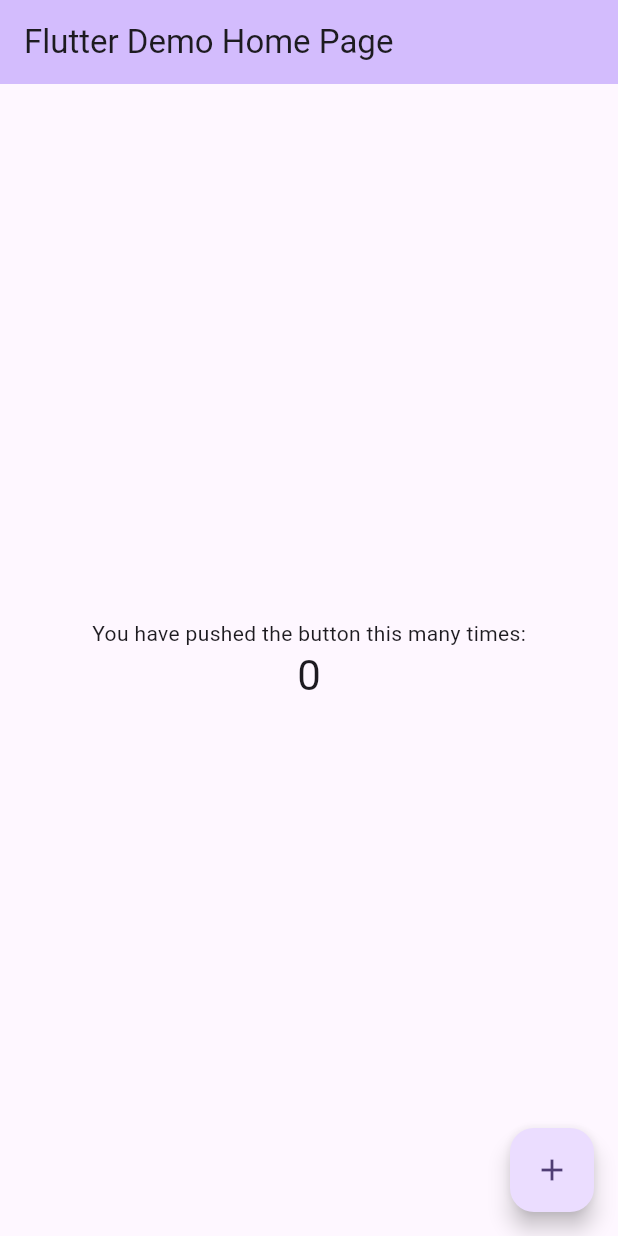
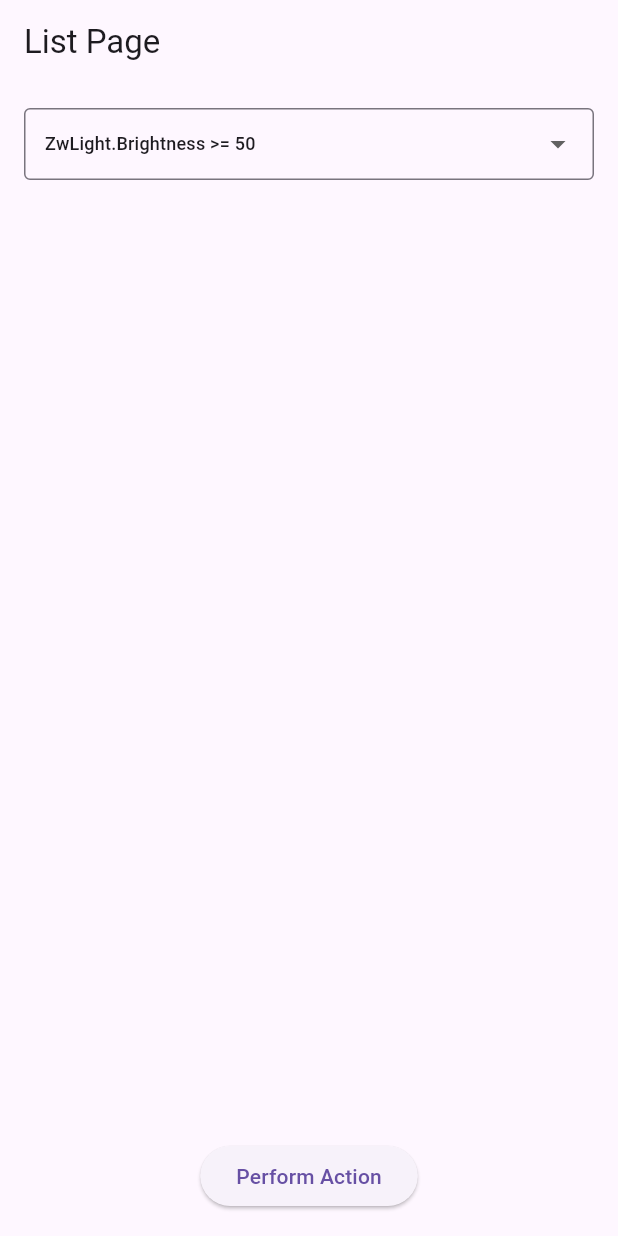
Before and after one commit to mk590901/parser-fsm, a Flutter app: the screen it shows after launch, on a phone screen of 412 x 824 dp. Run offline on Flutter 3.47's test engine with Material 3 defaults, Android fonts, the phone set to English and light mode, and no system bars; our stand-ins replace flutter_bloc.

Commit message:
Update sources

```diff
--- /dev/null
+++ b/lib/bloc/list_bloc.dart
@@ -0,0 +1,83 @@
+// list_bloc.dart
+import 'package:flutter_bloc/flutter_bloc.dart';
+
+import '../parser_state_machine/operators.dart';
+import '../parser_state_machine/parser_controller.dart';
+
+// Events
+abstract class ListEvent {}
+
+class SelectOptionEvent extends ListEvent {
+  final String option;
+  SelectOptionEvent(this.option);
+}
+
+//class AddItemEvent extends ListEvent {}
+
+class AddItemEvent extends ListEvent {
+  final String item; // Добавляем поле для строки
+  AddItemEvent(this.item); // Конструктор с обязательным параметром
+}
+
+class ClearListEvent extends ListEvent {}
+class PerformActionEvent extends ListEvent {}
+
+// States
+class ListState {
+  final String selectedOption;
+  final List<String> items;
+
+  ListState({
+    required this.selectedOption,
+    required this.items,
+  });
+
+  ListState copyWith({
+    String? selectedOption,
+    List<String>? items,
+  }) {
+    return ListState(
+      selectedOption: selectedOption ?? this.selectedOption,
+      items: items ?? this.items,
+    );
+  }
+}
+
+// BLoC
+class ListBloc extends Bloc<ListEvent, ListState> {
+  ListBloc() : super(ListState(selectedOption: 'ZwLight.Brightness >= 50', items: [])) {
+    on<SelectOptionEvent>((event, emit) {
+      emit(state.copyWith(selectedOption: event.option));
+    });
+
+    // on<AddItemEvent>((event, emit) {
+    //   final newItems = List<String>.from(state.items)..add('Item ${state.items.length + 1}');
+    //   emit(state.copyWith(items: newItems));
+    // });
+
+    on<AddItemEvent>((event, emit) {
+      final newItems = List<String>.from(state.items)..add(event.item); // Используем переданную строку
+      emit(state.copyWith(items: newItems));
+    });
+
+    on<ClearListEvent>((event, emit) {
+      emit(state.copyWith(items: []));
+    });
+
+    on<PerformActionEvent>((event, emit) {
+
+      // final newItems = List<String>.from(state.items);
+      // newItems.addAll([
+      //   'Action result 1',
+      //   'Action result 2',
+      // ]);
+      // emit(state.copyWith(items: newItems));
+
+      ParserController parserController = ParserController(this, state.selectedOption,
+          Operators());
+      parserController.parse();
+
+
+    });
+  }
+}
--- a/lib/main.dart
+++ b/lib/main.dart
@@ -1,7 +1,121 @@
 import 'package:flutter/material.dart';
-import 'parser_state_machine/operators.dart';
-import 'parser_state_machine/parser_controller.dart';
+import 'package:flutter_bloc/flutter_bloc.dart';
+import 'bloc/list_bloc.dart';
 
+void main() {
+  runApp(const MaterialApp(
+    home: ListPage(),
+  ));
+}
+
+class ListPage extends StatelessWidget {
+  const ListPage({super.key});
+
+  @override
+  Widget build(BuildContext context) {
+    return BlocProvider(
+      create: (_) => ListBloc(),
+      child: Scaffold(
+        appBar: AppBar(title: const Text('List Page')),
+        body: Column(
+          children: [
+            // ComboBox
+            Padding(
+              padding: const EdgeInsets.all(16.0),
+              child: BlocBuilder<ListBloc, ListState>(
+                builder: (context, state) {
+                  return DropdownButtonFormField<String>(
+                    value: state.selectedOption,
+                    isExpanded: true,
+                    decoration: const InputDecoration(
+                      border: OutlineInputBorder(),
+                      contentPadding: EdgeInsets.symmetric(horizontal: 10),
+                    ),
+                     items: [
+                      'ZwLight.Brightness >= 50',
+                      'ZwLight.Brightness>= 50',
+                      'ZwLight.Brightness >= (50 + BLE.Light.Brightness)',
+                      'ZwLight.Brightness >= (50+4*8-BLE.Light.Brightness)'
+                    ].map((String value) {
+                      return DropdownMenuItem<String>(
+                        value: value,
+                        child: Text(
+                          value, overflow: TextOverflow.ellipsis, style: TextStyle(fontSize: 12),
+                        ),
+                      );
+                    }).toList(),
+                    onChanged: (newValue) {
+                      if (newValue != null) {
+                        context.read<ListBloc>().add(SelectOptionEvent(newValue));
+                        context.read<ListBloc>().add(ClearListEvent());
+                      }
+                    },
+                  );
+                },
+              ),
+            ),
+            // Scrollable List with Buttons
+            Expanded(
+              child: BlocBuilder<ListBloc, ListState>(
+                builder: (context, state) {
+                  return Column(
+                    children: [
+                      Expanded(
+                        child: ListView.builder(
+                          itemCount: state.items.length,
+                          itemBuilder: (context, index) {
+                            return ListTile(
+                              title: Text(state.items[index], style: TextStyle(fontSize: 12)),
+                            );
+                          },
+                        ),
+                      ),
+
+                      Padding(
+                        padding: const EdgeInsets.all(16.0),
+                        child: Wrap(
+                          spacing: 8.0,
+                          runSpacing: 8.0,
+                          alignment: WrapAlignment.center,
+                          children: [
+                            // ElevatedButton(
+                            //   onPressed: () {
+                            //     context.read<ListBloc>().add(AddItemEvent());
+                            //   },
+                            //   child: const Text('Add Item'),
+                            // ),
+                            // ElevatedButton(
+                            //   onPressed: () {
+                            //     context.read<ListBloc>().add(ClearListEvent());
+                            //     print ('Option->[${context.read<ListBloc>().state.selectedOption}]');
+                            //
+                            //   },
+                            //   child: const Text('Clear'),
+                            // ),
+                            ElevatedButton(
+                              onPressed: () {
+                                context.read<ListBloc>().add(PerformActionEvent());
+                                //print ('Option->[${context.read<ListBloc>().state.selectedOption}]');
+                              },
+                              child: const Text('Perform Action'),
+                            ),
+                          ],
+                        ),
+                      ),
+
+                    ],
+                  );
+                },
+              ),
+            ),
+          ],
+        ),
+      ),
+    );
+  }
+}
+
+/*
 void main() {
   runApp(const MyApp());
 }
@@ -129,3 +243,5 @@ class _MyHomePageState extends State<MyHomePage> {
     );
   }
 }
+
+ */
--- a/lib/parser_state_machine/parser_controller.dart
+++ b/lib/parser_state_machine/parser_controller.dart
@@ -1,4 +1,5 @@
 import 'dart:core';
+import '../bloc/list_bloc.dart';
 import '../core/event.dart';
 import 'interfaces.dart';
 import 'operators.dart';
@@ -21,11 +22,14 @@ class ParserController {
   IFunctor? result;
   Tokens tokens = Tokens();
 
+  ListBloc? bloc;
+
   ParserStateMachine? stateMachine;// = ParserStateMachine(ParserStates.IDLE.index);
 
-  ParserController(this.source, Operators this.operators) {
+  ParserController(this.bloc, this.source, Operators this.operators) {
     stateMachine = ParserStateMachine(ParserStates.IDLE.index);
     stateMachine?.setController(this);
+    tokens.setController(this);
     init();
   }
 
@@ -180,4 +184,8 @@ class ParserController {
   void parse() {
     stateMachine?.postEvent(NextChar(this));
   }
+
+  void addLine(String line) {
+    bloc?.add(AddItemEvent(line));
+  }
 }
--- a/lib/parser_state_machine/tokens/token_constant.dart
+++ b/lib/parser_state_machine/tokens/token_constant.dart
@@ -6,7 +6,7 @@ class TokenConstant extends Token {
 
   @override
   String toText() {
-    return '${getName().padRight(24)}\t${getType()}\tConstant';
+    return '${getName().padRight(2)}\t${getType()}\tConstant';
   }
 
   @override
--- a/lib/parser_state_machine/tokens/token_operator.dart
+++ b/lib/parser_state_machine/tokens/token_operator.dart
@@ -7,7 +7,7 @@ class TokenOperator extends Token {
 
   @override
   String toText() {
-    return '${getName().padRight(24)}\t${getType()}\tOperator';
+    return '${getName().padRight(2)}\t${getType()}\tOperator';
   }
 
   @override
--- a/lib/parser_state_machine/tokens/token_variable.dart
+++ b/lib/parser_state_machine/tokens/token_variable.dart
@@ -6,7 +6,7 @@ class TokenVariable extends Token {
 
   @override
   String toText() {
-    return '${getName().padRight(24)}\t${getType()}\tVariable';
+    return '${getName().padRight(2)}\t${getType()}\tVariable';
   }
 
   @override
```
Also changed, not shown: lib/parser_state_machine/tokens/tokens.dart (+11 -0 lines), 1 other file.
